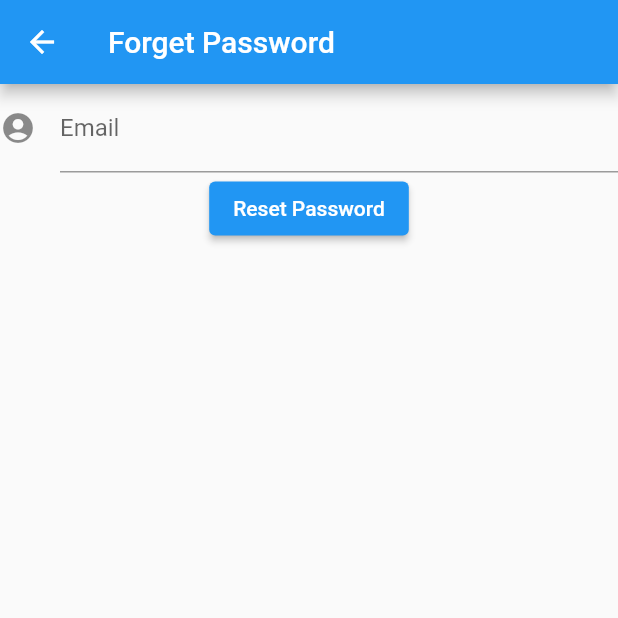
After one commit to jjangyoonjoo/test_app, a Flutter app: the screen it shows after launch, after a tap on "Forgot Password", on a phone screen of 412 x 824 dp, the top half of it. The commit adds this screen. Run offline on Flutter 3.47's test engine with Material 2 defaults, Android fonts, the phone set to English and light mode, and no system bars; our stand-ins replace firebase_auth, firebase_core; accounts and stored records are empty.

Commit message:
applied forget password page.

```diff
--- /dev/null
+++ b/lib/screens/forget_pw.dart
@@ -0,0 +1,51 @@
+import 'package:firebase_auth/firebase_auth.dart';
+import 'package:flutter/material.dart';
+
+class ForgetPw extends StatefulWidget {
+  const ForgetPw({Key? key}) : super(key: key);
+
+  @override
+  State<ForgetPw> createState() => _ForgetPwState();
+}
+
+class _ForgetPwState extends State<ForgetPw> {
+  final GlobalKey<FormState> _formKey = GlobalKey<FormState>();
+  final TextEditingController _emailController = TextEditingController();
+
+  @override
+  Widget build(BuildContext context) {
+    return Scaffold(
+        appBar: AppBar(title: Text("Forget Password")),
+        body: Form(
+          key: _formKey,
+          child: Column(
+            children: [
+              TextFormField(
+                controller: _emailController,
+                decoration: InputDecoration(
+                  icon: Icon(Icons.account_circle),
+                  labelText: 'Email',
+                ),
+                validator: (value) {
+                  if (value == null || value.isEmpty) {
+                    return "Please input correct Email.";
+                  }
+                  return null;
+                },
+              ),
+              ElevatedButton(
+                  onPressed: () async {
+                    FirebaseAuth.instance
+                        .sendPasswordResetEmail(email: _emailController.text)
+                        .whenComplete(() {
+                      SnackBar snacBar = SnackBar(
+                          content: Text('Check your email for pw reset.'));
+                      Scaffold.of(_formKey.currentContext!).showSnackBar(snacBar);
+                    });
+                  },
+                  child: Text('Reset Password'))
+            ],
+          ),
+        ));
+  }
+}
--- a/lib/screens/login.dart
+++ b/lib/screens/login.dart
@@ -2,6 +2,7 @@ import 'package:firebase_auth/firebase_auth.dart';
 import 'package:flutter/material.dart';
 import 'package:provider/provider.dart';
 import 'package:test_app/data/join_or_login.dart';
+import 'package:test_app/screens/forget_pw.dart';
 
 import '../helper/login_background.dart';
 
@@ -152,7 +153,13 @@ class AuthPage extends StatelessWidget {
                 Consumer<JoinOrLogin>(builder: (context, joinOrlogin, child) {
                   return Opacity(
                       opacity: joinOrlogin.isJoin ? 0 : 1,
-                      child: Text("Forgot Password"));
+                      child: GestureDetector(
+                          onTap: joinOrlogin.isJoin
+                              ? null
+                              : () {
+                                  goToForgetPw(context);
+                                },
+                          child: Text("Forgot Password")));
                 })
               ],
             ),
@@ -160,6 +167,11 @@ class AuthPage extends StatelessWidget {
         ),
       ),
     );
+  }
+
+  goToForgetPw(BuildContext context) {
+    Navigator.push(
+        context, MaterialPageRoute(builder: (context) => ForgetPw()));
   }
 
   Widget _authButton(Size size) {
```
